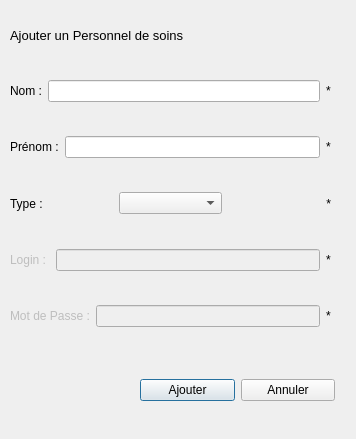
Qt form view/personnelwindow.ui (kilian-paquier/qt-patients) before a commit.
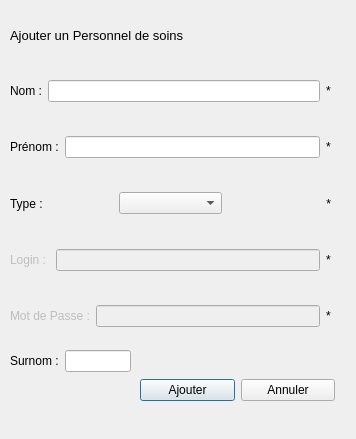
The same form after that commit.

The edit to the form file:
```diff
--- a/view/personnelwindow.ui
+++ b/view/personnelwindow.ui
@@ -204,6 +204,28 @@
     </item>
    </layout>
   </widget>
+  <widget class="QWidget" name="layoutWidget">
+   <property name="geometry">
+    <rect>
+     <x>10</x>
+     <y>350</y>
+     <width>121</width>
+     <height>22</height>
+    </rect>
+   </property>
+   <layout class="QHBoxLayout" name="horizontalLayout_7">
+    <item>
+     <widget class="QLabel" name="label_7">
+      <property name="text">
+       <string>Surnom :</string>
+      </property>
+     </widget>
+    </item>
+    <item>
+     <widget class="QLineEdit" name="lineEditSurnom"/>
+    </item>
+   </layout>
+  </widget>
  </widget>
  <resources/>
  <connections/>
```
